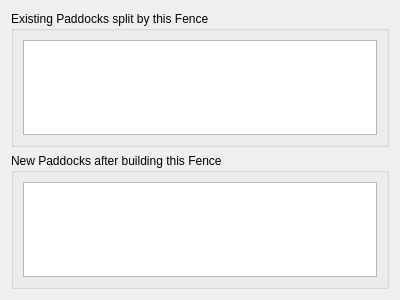
This is mlapp/src/widgets/fence_details/fence_paddock_changes_widget_base.ui in Trailmarker/paddock-power as Qt 5 draws it before an edit. The edited form follows.
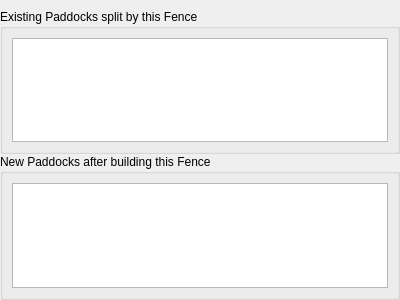
This is the edited form.

The edit to the form file:
```diff
--- a/mlapp/src/widgets/fence_details/fence_paddock_changes_widget_base.ui
+++ b/mlapp/src/widgets/fence_details/fence_paddock_changes_widget_base.ui
@@ -14,6 +14,21 @@
             <string>Form</string>
         </property>
         <layout class="QVBoxLayout" name="verticalLayout">
+   <property name="spacing">
+    <number>0</number>
+   </property>
+   <property name="leftMargin">
+    <number>0</number>
+   </property>
+   <property name="topMargin">
+    <number>9</number>
+   </property>
+   <property name="rightMargin">
+    <number>0</number>
+   </property>
+   <property name="bottomMargin">
+    <number>0</number>
+   </property>
             <item>
                 <widget class="QGroupBox" name="existingPaddockGroupBox">
                     <property name="title">
```
Left out of the diff: 4 changed lines with no effect on the pictures. Lines whose indentation alone changed are shown as unchanged.
